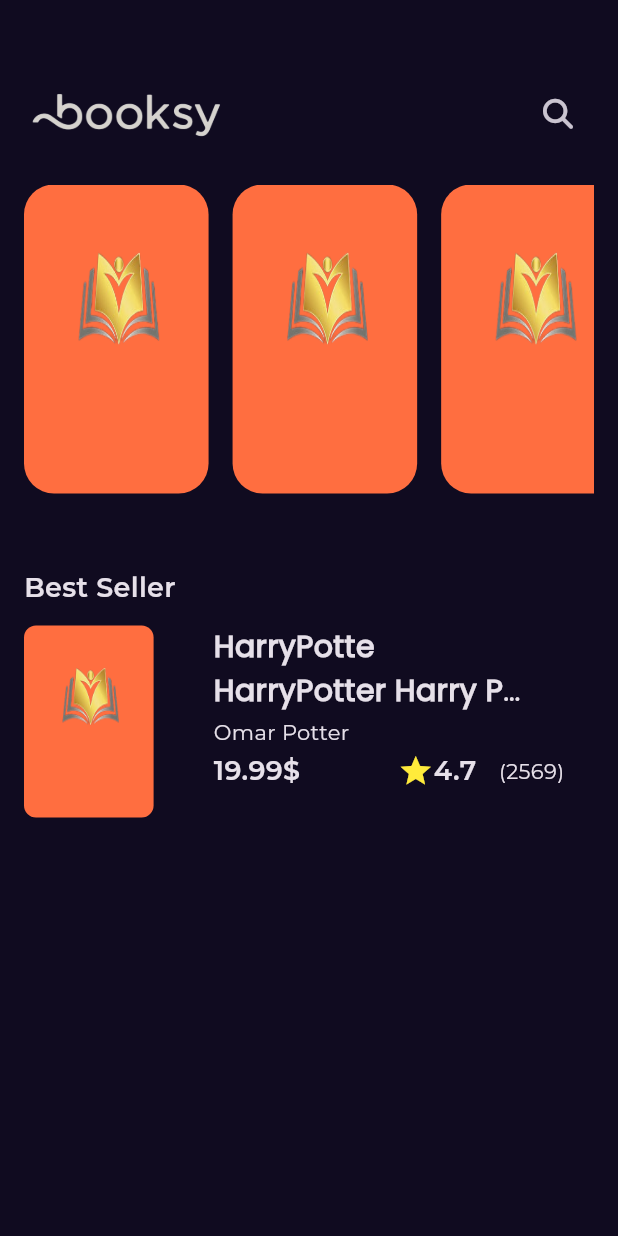
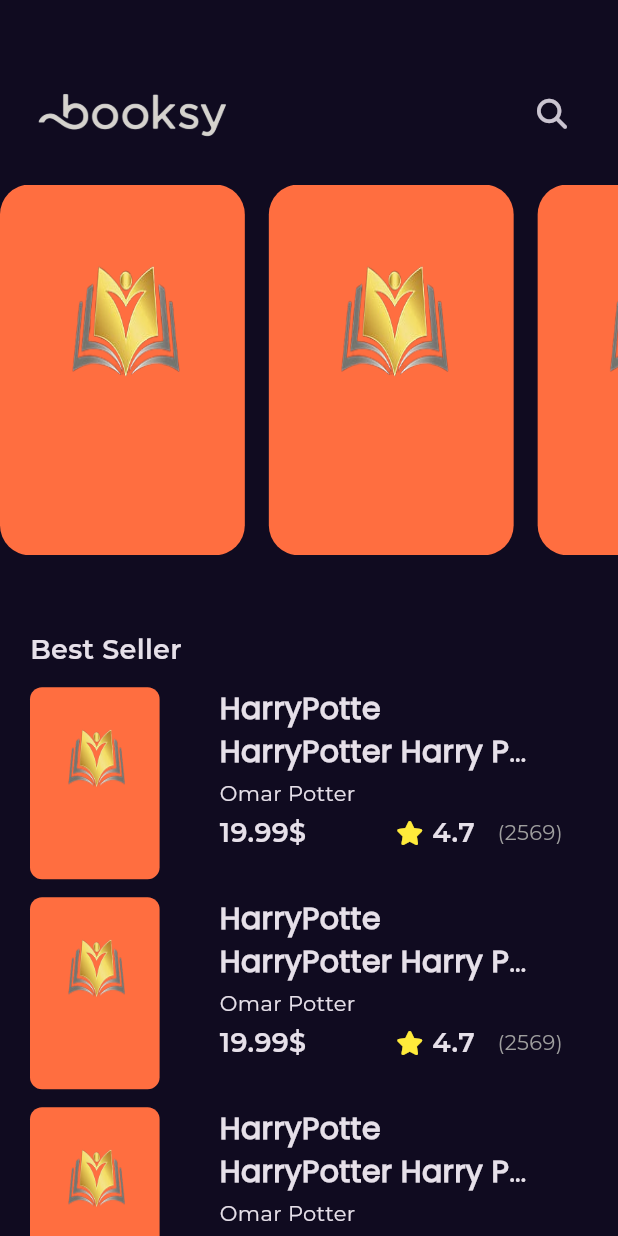
Before and after one commit to 3OmarMaher/Booksy_App, a Flutter app: the screen it shows after launch, on a phone screen of 412 x 824 dp. Run offline on Flutter 3.47's test engine with Material 3 defaults, Android fonts, the phone set to English and light mode, and no system bars; our stand-ins replace font_awesome_flutter, get, google_fonts.

Commit message:
finish home body

```diff
--- a/lib/features/home/presentation/views/home.dart
+++ b/lib/features/home/presentation/views/home.dart
@@ -1,8 +1,8 @@
-import 'package:booksy/core/constant/constant.dart';
+
 import 'package:flutter/material.dart';
-import 'widgets/custom_app_bar.dart';
-import 'widgets/custom_best_seller.dart';
-import 'widgets/list_view_items.dart';
+
+import 'widgets/home_body.dart';
+
 
 class HomePage extends StatelessWidget {
   const HomePage({super.key});
@@ -10,24 +10,6 @@ class HomePage extends StatelessWidget {
   @override
   Widget build(BuildContext context) {
     return const Scaffold(
-      body: Padding(
-        padding: EdgeInsets.symmetric(horizontal: 16),
-        child: Column(
-          crossAxisAlignment: CrossAxisAlignment.start,
-          children: [
-            CustomAppBar(),
-            ListViewItems(),
-            SizedBox(
-              height: 50,
-            ),
-            Text(
-              'Best Seller',
-              style: Styles.textStyle18,
-            ),
-            BestSellerItem(),
-          ],
-        ),
-      ),
-    );
+        body:HomeViewBody());
   }
 }
--- /dev/null
+++ b/lib/features/home/presentation/views/widgets/best_seller_list_view.dart
@@ -0,0 +1,19 @@
+import 'package:flutter/material.dart';
+
+import 'custom_best_seller.dart';
+
+class BestSellerListView extends StatelessWidget {
+  const BestSellerListView({super.key});
+
+  @override
+  Widget build(BuildContext context) {
+    return ListView.builder(
+        shrinkWrap: true,
+        physics: const NeverScrollableScrollPhysics(),
+        itemCount: 10,
+        padding: EdgeInsets.zero,
+        itemBuilder: (context, index) {
+          return const BestSelleritem();
+        });
+  }
+}
--- a/lib/features/home/presentation/views/widgets/csutom_item.dart
+++ b/lib/features/home/presentation/views/widgets/csutom_item.dart
@@ -6,7 +6,7 @@ class CustomItem extends StatelessWidget {
   @override
   Widget build(BuildContext context) {
     return AspectRatio(
-      aspectRatio: 2.7 / 4,
+      aspectRatio: 2.9 / 4,
       child: Container(
           margin: const EdgeInsets.only(right: 16),
           decoration: BoxDecoration(
--- a/lib/features/home/presentation/views/widgets/custom_best_seller.dart
+++ b/lib/features/home/presentation/views/widgets/custom_best_seller.dart
@@ -1,8 +1,9 @@
 import 'package:booksy/core/constant/constant.dart';
 import 'package:flutter/material.dart';
+import 'custom_rate.dart';
 
-class BestSellerItem extends StatelessWidget {
-  const BestSellerItem({super.key});
+class BestSelleritem extends StatelessWidget {
+  const BestSelleritem({super.key});
 
   @override
   Widget build(BuildContext context) {
@@ -53,30 +54,7 @@ class BestSellerItem extends StatelessWidget {
                 const SizedBox(
                   height: 3,
                 ),
-                const Row(
-                  mainAxisAlignment: MainAxisAlignment.spaceEvenly,
-                  children: [
-                    Text(
-                      "19.99\$",
-                      style: Styles.textStyle18,
-                    ),
-                    SizedBox(
-                      width: 65,
-                    ),
-                    Icon(Icons.star, color: Colors.yellow),
-                    Text(
-                      "4.7",
-                      style: Styles.textStyle18,
-                    ),
-                    SizedBox(
-                      width: 15,
-                    ),
-                    Text(
-                      "(2569)",
-                      style: Styles.textStyle14,
-                    ),
-                  ],
-                )
+                const RatingWidgets()
               ],
             )
           ],
--- /dev/null
+++ b/lib/features/home/presentation/views/widgets/custom_rate.dart
@@ -0,0 +1,48 @@
+
+
+
+import 'package:flutter/material.dart';
+import 'package:font_awesome_flutter/font_awesome_flutter.dart';
+
+import '../../../../../core/constant/constant.dart';
+
+class RatingWidgets extends StatelessWidget {
+  const RatingWidgets({
+    super.key,
+  });
+
+  @override
+  Widget build(BuildContext context) {
+    return Row(
+      mainAxisAlignment: MainAxisAlignment.spaceEvenly,
+      children: [
+        const Text(
+          "19.99\$",
+          style: Styles.textStyle18,
+        ),
+        const SizedBox(
+          width: 60,
+        ),
+        const Icon(
+          FontAwesomeIcons.solidStar,
+          color: Colors.yellow,
+          size: 16,
+        ),
+        const Padding(
+          padding: EdgeInsets.only(left: 8.0),
+          child: Text(
+            "4.7",
+            style: Styles.textStyle18,
+          ),
+        ),
+        const SizedBox(
+          width: 15,
+        ),
+        Text(
+          "(2569)",
+          style: Styles.textStyle14.copyWith(color: Colors.grey),
+        ),
+      ],
+    );
+  }
+}
--- /dev/null
+++ b/lib/features/home/presentation/views/widgets/home_body.dart
@@ -0,0 +1,44 @@
+import 'package:booksy/core/constant/constant.dart';
+import 'package:booksy/features/home/presentation/views/widgets/custom_app_bar.dart';
+import 'package:flutter/material.dart';
+
+import 'best_seller_list_view.dart';
+import 'list_view_items.dart';
+
+class HomeViewBody extends StatelessWidget {
+  const HomeViewBody({super.key});
+
+  @override
+  Widget build(BuildContext context) {
+    return const CustomScrollView(slivers: [
+      SliverToBoxAdapter(
+        child: Column(
+          crossAxisAlignment: CrossAxisAlignment.start,
+          children: [
+            Padding(
+              padding: EdgeInsets.symmetric(horizontal: 20),
+              child: CustomAppBar(),
+            ),
+            ListViewItems(),
+            SizedBox(
+              height: 50,
+            ),
+            Padding(
+              padding: EdgeInsets.symmetric(horizontal: 20),
+              child: Text(
+                'Best Seller',
+                style: Styles.textStyle18,
+              ),
+            ),
+          ],
+        ),
+      ),
+      SliverToBoxAdapter(
+        child: Padding(
+          padding: EdgeInsets.symmetric(horizontal: 20),
+          child: BestSellerListView(),
+        ),
+      )
+    ]);
+  }
+}
--- a/lib/features/home/presentation/views/widgets/list_view_items.dart
+++ b/lib/features/home/presentation/views/widgets/list_view_items.dart
@@ -9,7 +9,7 @@ class ListViewItems extends StatelessWidget {
   Widget build(BuildContext context) {
     return SizedBox(
       //size of  one item in list view
-      height: MediaQuery.of(context).size.height * 0.25,
+      height: MediaQuery.of(context).size.height * 0.30,
       child: ListView.builder(
           scrollDirection: Axis.horizontal,
           itemBuilder: ((context, index) => const CustomItem())),
```
